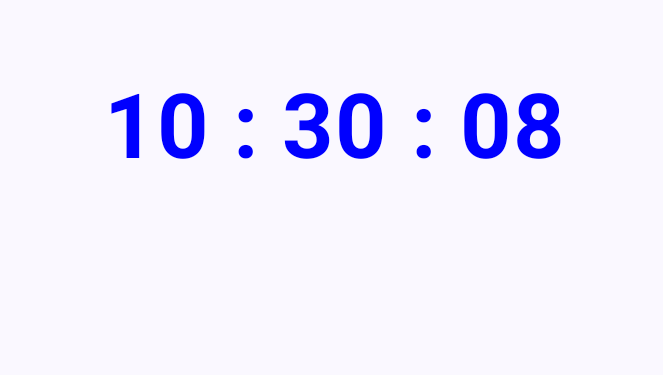
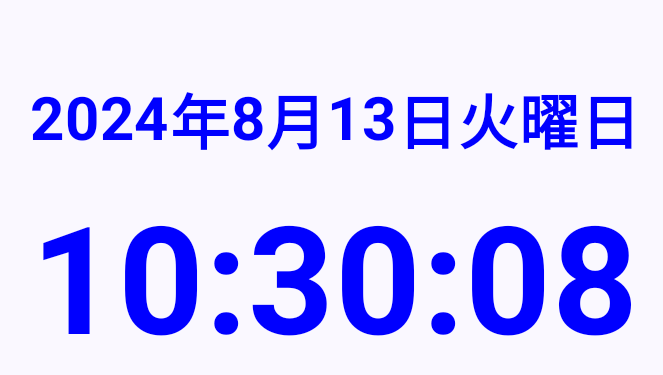
Before and after one commit to ryohamag/TimeSignalApp, an Android app built with Jetpack Compose: the screen it shows after launch (MainActivity), on a phone screen of 824 x 412 dp (held sideways). Shown: the top 375 px of the screen, without its empty margins (283-946 px from the left). Run offline under Robolectric (Android 15) with nearby library versions, the phone set to English and light mode, and no system bars.

Commit message:
年月日と曜日を追加

```diff
--- /dev/null
+++ b/app/src/main/java/com/websarva/wings/timesignalapp/Components/DateDisplay.kt
@@ -0,0 +1,42 @@
+package com.websarva.wings.timesignalapp.Components
+
+import androidx.compose.foundation.layout.Arrangement
+import androidx.compose.foundation.layout.Row
+import androidx.compose.runtime.Composable
+import androidx.compose.ui.Alignment
+import androidx.compose.ui.unit.Density
+import com.websarva.wings.timesignalapp.Functions.TextDisplay
+import java.util.Calendar
+
+@Composable
+fun DateDisplay(density: Density) {
+    val currentDate = Calendar.getInstance()
+    val year = currentDate.get(Calendar.YEAR)
+    val month = currentDate.get(Calendar.MONTH) + 1
+    val day = currentDate.get(Calendar.DAY_OF_MONTH)
+    val dayOfWeek = currentDate.get(Calendar.DAY_OF_WEEK)
+
+    val dayOfWeekStr = when (dayOfWeek) {
+        1 -> "日曜日"
+        2 -> "月曜日"
+        3 -> "火曜日"
+        4 -> "水曜日"
+        5 -> "木曜日"
+        6 -> "金曜日"
+        7 -> "土曜日"
+        else -> ""
+    }
+
+    Row(
+        verticalAlignment = Alignment.CenterVertically,
+        horizontalArrangement = Arrangement.Center
+    ) {
+        TextDisplay(text = year.toString(), fontSize = 40, density = density)
+        TextDisplay(text = "年", fontSize = 40, density = density)
+        TextDisplay(text = month.toString(), fontSize = 40, density = density)
+        TextDisplay(text = "月", fontSize = 40, density = density)
+        TextDisplay(text = day.toString(), fontSize = 40, density = density)
+        TextDisplay(text = "日", fontSize = 40, density = density)
+        TextDisplay(text = dayOfWeekStr, fontSize = 40, density = density)
+    }
+}
--- a/app/src/main/java/com/websarva/wings/timesignalapp/Components/MainScreen.kt
+++ b/app/src/main/java/com/websarva/wings/timesignalapp/Components/MainScreen.kt
@@ -11,6 +11,7 @@ import androidx.compose.runtime.Composable
 import androidx.compose.ui.Alignment
 import androidx.compose.ui.Modifier
 import androidx.compose.ui.platform.LocalContext
+import androidx.compose.ui.platform.LocalDensity
 import androidx.compose.ui.unit.dp
 import com.websarva.wings.timesignalapp.Functions.playSound
 
@@ -22,7 +23,13 @@ fun MainScreen() {
             .padding(top = 50.dp, start = 20.dp, end = 20.dp)
     ) {
         val context = LocalContext.current
-        TimeDisplay(context)
+        val density = LocalDensity.current
+
+        DateDisplay(density)
+
+        Spacer(modifier = Modifier.height(20.dp))
+
+        TimeDisplay(context, density)
     }
 
 }
--- a/app/src/main/java/com/websarva/wings/timesignalapp/Components/TimeDisplay.kt
+++ b/app/src/main/java/com/websarva/wings/timesignalapp/Components/TimeDisplay.kt
@@ -16,12 +16,64 @@ import androidx.compose.ui.Alignment
 import androidx.compose.ui.graphics.Color
 import androidx.compose.ui.platform.LocalDensity
 import androidx.compose.ui.text.font.FontWeight
+import androidx.compose.ui.unit.Density
 import androidx.compose.ui.unit.dp
+import com.websarva.wings.timesignalapp.Functions.TextDisplay
 import com.websarva.wings.timesignalapp.Functions.playSound
 import com.websarva.wings.timesignalapp.R
 import kotlinx.coroutines.delay
 import java.util.Calendar
 
+@Composable
+fun TimeDisplay(context: Context, density: Density) {
+    val mediaPlayer = remember { MediaPlayer.create(context, R.raw.testsound) } //音声ファイルのインスタンス作成
+
+    val calendar = Calendar.getInstance()
+    var hour by remember { mutableStateOf(calendar.get(Calendar.HOUR_OF_DAY).toString()) }
+    var min by remember { mutableStateOf(calendar.get(Calendar.MINUTE).toString()) }
+    var second by remember { mutableStateOf(calendar.get(Calendar.SECOND).toString()) }
+    LaunchedEffect(true) {
+        while (true) {
+            // 音を再生
+            if (!mediaPlayer.isPlaying) {
+                mediaPlayer.start()
+            }
+
+            // 1秒ごとに実行する
+            delay(1000)
+
+            val calendar = Calendar.getInstance()
+            // 時間(hh)
+            hour = zeroFillFormat(
+                changeTimeTable(
+                    calendar.get(Calendar.AM_PM),
+                    calendar.get(Calendar.HOUR_OF_DAY)
+                )
+            )
+            // 時間(mm)
+            min = zeroFillFormat(calendar.get(Calendar.MINUTE).toString())
+            // 時間(ss)
+            second = zeroFillFormat(calendar.get(Calendar.SECOND).toString())
+        }
+    }
+    // レイアウト
+    Row(
+        verticalAlignment = Alignment.CenterVertically,
+        horizontalArrangement = Arrangement.Center
+    ) {
+        TextDisplay(text = hour, fontSize = 100, density = density)
+        TextDisplay(text = ":", fontSize = 100, density = density)
+        TextDisplay(text = min, fontSize = 100, density = density)
+        TextDisplay(text = ":", fontSize = 100, density = density)
+        TextDisplay(text = second, fontSize = 100, density = density)
+    }
+
+    DisposableEffect(Unit) {
+        onDispose {
+            mediaPlayer.release()
+        }
+    }
+}
 
 private enum class TimeTable(val id: Int) {
     AM(0),
@@ -64,55 +116,3 @@ private fun changeTimeTable(am_pm: Int, hour: Int): String {
     }
     return hour.toString()
 }
-
-@Composable
-fun TimeDisplay(context: Context) {
-    val mediaPlayer = remember { MediaPlayer.create(context, R.raw.testsound) } //音声ファイルのインスタンス作成
-
-    val calendar = Calendar.getInstance()
-    var hour by remember { mutableStateOf(calendar.get(Calendar.HOUR_OF_DAY).toString()) }
-    var min by remember { mutableStateOf(calendar.get(Calendar.MINUTE).toString()) }
-    var second by remember { mutableStateOf(calendar.get(Calendar.SECOND).toString()) }
-    LaunchedEffect(true) {
-        while (true) {
-            // 音を再生
-            if (!mediaPlayer.isPlaying) {
-                mediaPlayer.start()
-            }
-
-            // 1秒ごとに実行する
-            delay(1000)
-
-            val calendar = Calendar.getInstance()
-            // 時間(hh)
-            hour = zeroFillFormat(
-                changeTimeTable(
-                    calendar.get(Calendar.AM_PM),
-                    calendar.get(Calendar.HOUR_OF_DAY)
-                )
-            )
-            // 時間(mm)
-            min = zeroFillFormat(calendar.get(Calendar.MINUTE).toString())
-            // 時間(ss)
-            second = zeroFillFormat(calendar.get(Calendar.SECOND).toString())
-        }
-    }
-    val density = LocalDensity.current
-    // レイアウト
-    Row(
-        verticalAlignment = Alignment.CenterVertically,
-        horizontalArrangement = Arrangement.Center
-    ) {
-        Text(text = hour, fontSize = with(density) { 60.dp.toSp() }, fontWeight = FontWeight.Bold, color = Color.Blue)
-        Text(text = " : ", fontSize = with(density) { 60.dp.toSp() }, fontWeight = FontWeight.Bold,color = Color.Blue)
-        Text(text = min, fontSize = with(density) { 60.dp.toSp() }, fontWeight = FontWeight.Bold, color = Color.Blue)
-        Text(text = " : ", fontSize = with(density) { 60.dp.toSp() }, fontWeight = FontWeight.Bold, color = Color.Blue)
-        Text(text = second, fontSize = with(density) { 60.dp.toSp() }, fontWeight = FontWeight.Bold, color = Color.Blue)
-    }
-
-    DisposableEffect(Unit) {
-        onDispose {
-            mediaPlayer.release()
-        }
-    }
-}
--- /dev/null
+++ b/app/src/main/java/com/websarva/wings/timesignalapp/Functions/TextDisplay.kt
@@ -0,0 +1,18 @@
+package com.websarva.wings.timesignalapp.Functions
+
+import androidx.compose.material3.Text
+import androidx.compose.runtime.Composable
+import androidx.compose.ui.graphics.Color
+import androidx.compose.ui.text.font.FontWeight
+import androidx.compose.ui.unit.Density
+import androidx.compose.ui.unit.dp
+
+@Composable
+fun TextDisplay(text: String, fontSize: Int, density: Density) {
+    Text(
+        text = text,
+        fontSize = with(density) { fontSize.dp.toSp() },
+        fontWeight = FontWeight.Bold,
+        color = Color.Blue
+    )
+}
```
